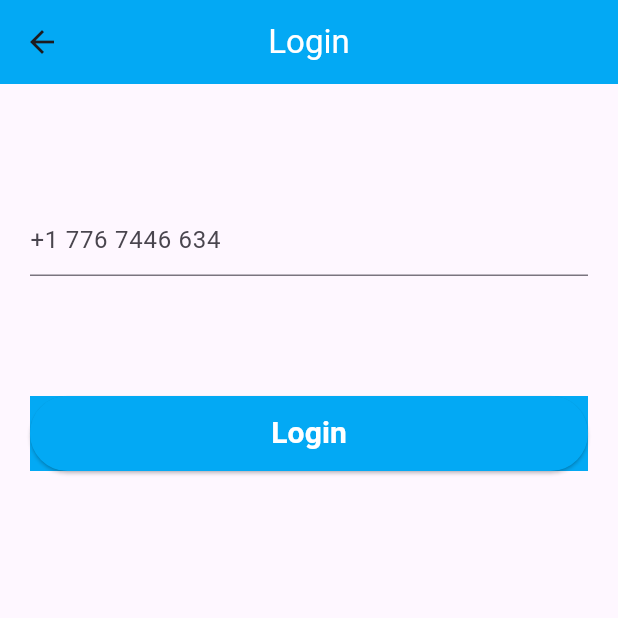
After one commit to ajayrana78767/Firebase-App, a Flutter app: the screen it shows after launch, after a tap on "Login", after a tap on "Login with mobile", on a phone screen of 412 x 824 dp, the top half of it. The commit adds this screen. Run offline on Flutter 3.47's test engine with Material 3 defaults, Android fonts, the phone set to English and light mode, and no system bars; our stand-ins replace firebase_auth, firebase_core, firebase_messaging, flutter_local_notifications, flutter_svg, fluttertoast; accounts and stored records are empty.

Commit message:
Login with phone number

```diff
--- a/lib/ui/auth/login_screen.dart
+++ b/lib/ui/auth/login_screen.dart
@@ -1,6 +1,7 @@
 // ignore_for_file: prefer_final_fields, unused_field, unnecessary_import, deprecated_member_use, avoid_print, unnecessary_null_comparison
 
 //import 'package:firebase_app/notification_services.dart';
+import 'package:firebase_app/ui/auth/login_with_phone_number.dart';
 import 'package:firebase_app/ui/auth/posts/posts_screen.dart';
 import 'package:firebase_app/ui/auth/sign_up_screen.dart';
 import 'package:firebase_app/utils/utils.dart';
@@ -42,7 +43,7 @@ class _LoginScreenState extends State<LoginScreen> {
           context, MaterialPageRoute(builder: (context) => const PostScreen()));
     }).onError((error, stackTrace) {
       Utils().toastMessage(error.toString());
-       setState(() {
+      setState(() {
         _isLoading = false;
       });
     });
@@ -171,6 +172,28 @@ class _LoginScreenState extends State<LoginScreen> {
                               TextStyle(color: Colors.lightBlue, fontSize: 16),
                         ))
                   ],
+                ),
+                const SizedBox(
+                  height: 20,
+                ),
+                InkWell(
+                  onTap: () {
+                    Navigator.push(
+                        context,
+                        MaterialPageRoute(
+                            builder: (context) =>
+                                const LoginWithPhoneNumber()));
+                  },
+                  child: Container(
+                    height: 50,
+                    decoration: BoxDecoration(
+                        border: Border.all(color: Colors.black),
+                        borderRadius:
+                            const BorderRadius.all(Radius.circular(50))),
+                    child: const Center(
+                      child: Text('Login with mobile'),
+                    ),
+                  ),
                 )
               ],
             ),
--- /dev/null
+++ b/lib/ui/auth/login_with_phone_number.dart
@@ -0,0 +1,105 @@
+// ignore_for_file: unused_field, prefer_final_fields
+
+import 'package:firebase_app/ui/auth/verify_code.dart';
+import 'package:firebase_app/utils/utils.dart';
+import 'package:firebase_auth/firebase_auth.dart';
+import 'package:flutter/material.dart';
+
+class LoginWithPhoneNumber extends StatefulWidget {
+  const LoginWithPhoneNumber({super.key});
+
+  @override
+  State<LoginWithPhoneNumber> createState() => _LoginWithPhoneNumberState();
+}
+
+class _LoginWithPhoneNumberState extends State<LoginWithPhoneNumber> {
+  final phoneNumberController = TextEditingController();
+  bool _isLoading = false;
+  final auth = FirebaseAuth.instance;
+  @override
+  Widget build(BuildContext context) {
+    return Scaffold(
+      appBar: AppBar(
+        backgroundColor: Colors.lightBlue,
+        title: const Text(
+          "Login",
+          style: TextStyle(color: Colors.white),
+        ),
+        centerTitle: true,
+      ),
+      body: Padding(
+        padding: const EdgeInsets.symmetric(horizontal: 20),
+        child: Column(
+          children: [
+            const SizedBox(
+              height: 80,
+            ),
+            TextFormField(
+              keyboardType: TextInputType.phone,
+              controller: phoneNumberController,
+              decoration: const InputDecoration(hintText: '+1 776 7446 634'),
+            ),
+            const SizedBox(
+              height: 80,
+            ),
+            Container(
+              color: Colors.lightBlue,
+              height: 50,
+              width: double.infinity,
+              child: ElevatedButton(
+                  style: ElevatedButton.styleFrom(
+                      backgroundColor: Colors.lightBlue),
+                  onPressed: () {
+                    setState(() {
+                      _isLoading = true;
+                    });
+                    auth.verifyPhoneNumber(
+                        phoneNumber: phoneNumberController.text,
+                        verificationCompleted: (_) {
+                          setState(() {
+                            _isLoading = false;
+                          });
+                        },
+                        verificationFailed: (e) {
+                          setState(() {
+                            _isLoading = false;
+                          });
+
+                          Utils().toastMessage(e.toString());
+                        },
+                        codeSent: (verificationId, forceResendingToken) {
+                          Navigator.push(
+                              context,
+                              MaterialPageRoute(
+                                  builder: (context) => VerifyCodeScreen(
+                                        verificationId: verificationId,
+                                      )));
+                          setState(() {
+                            _isLoading = false;
+                          });
+                        },
+                        codeAutoRetrievalTimeout: (e) {
+                          Utils().toastMessage(e.toString());
+                          setState(() {
+                            _isLoading = false;
+                          });
+                        });
+                  },
+                  child: _isLoading
+                      ? const CircularProgressIndicator(
+                          color: Colors.white,
+                        )
+                      : const Text(
+                          "Login",
+                          style: TextStyle(
+                              color: Colors.white,
+                              fontSize: 20,
+                              fontWeight: FontWeight.w700),
+                        )),
+            ),
+          ],
+        ),
+      ),
+    );
+  }
+}
```
Also changed, not shown: lib/ui/auth/verify_code.dart (added, +106 -0 lines).
